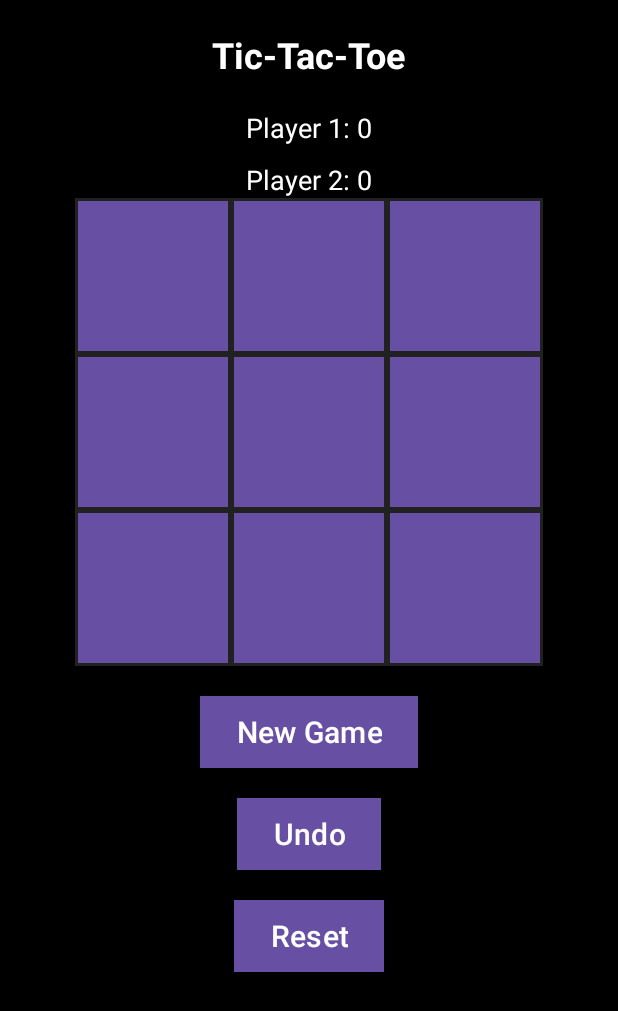
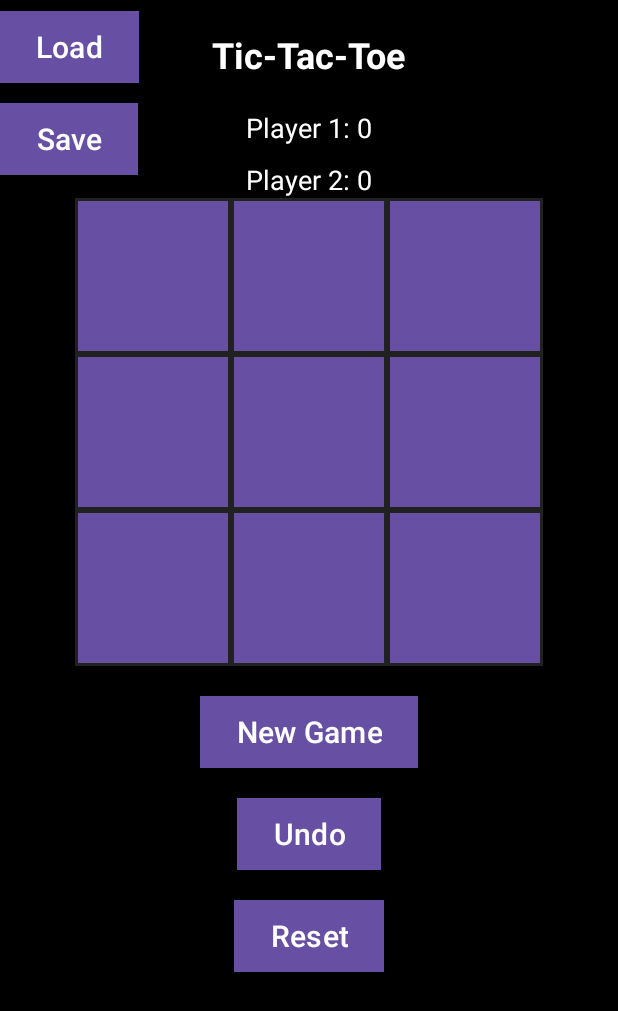
Before and after one commit to aqaPayam/mobile-assignments-aqaPayam, an Android app: the GAME screen opened directly, with no data from a screen before it, on a phone screen of 412 x 824 dp. Shown: the top 1011 px of the screen. Run offline under Robolectric (Android 15) with nearby library versions, the phone set to English and light mode, and no system bars.

Commit message:
DB naghess

```diff
--- a/Assignment6/XO/app/src/main/java/com/example/xo/GAME.java
+++ b/Assignment6/XO/app/src/main/java/com/example/xo/GAME.java
@@ -23,10 +23,31 @@ public class GAME extends AppCompatActivity implements View.OnClickListener {
     private boolean lastWinnerPlayer2;
     private final Stack<Button> moveStack = new Stack<>();
 
+
+
+
     @Override
     protected void onCreate(Bundle savedInstanceState) {
         super.onCreate(savedInstanceState);
         setContentView(R.layout.game);
+
+
+        // Find the Save and Load buttons and set their onClick listeners
+        Button saveButton = findViewById(R.id.saveButton);
+        Button loadButton = findViewById(R.id.loadButton);
+        saveButton.setOnClickListener(new View.OnClickListener() {
+            @Override
+            public void onClick(View v) {
+                saveGame();
+            }
+        });
+        loadButton.setOnClickListener(new View.OnClickListener() {
+            @Override
+            public void onClick(View v) {
+                loadGame();
+            }
+        });
+
 
         // Find and set onClickListener for each button
         for (int i = 0; i < 3; i++) {
@@ -213,4 +234,18 @@ public class GAME extends AppCompatActivity implements View.OnClickListener {
             Toast.makeText(this, "Finish the current game before starting a new one!", Toast.LENGTH_SHORT).show();
         }
     }
+
+    private void saveGame() {
+      //TODO
+        Toast.makeText(this, "Game saved!", Toast.LENGTH_SHORT).show();
+    }
+
+    // Implement the loadGame() method
+    private void loadGame() {
+       //TODO
+        Toast.makeText(this, "Game loaded!", Toast.LENGTH_SHORT).show();
+    }
+
+
+
 }
--- a/Assignment6/XO/app/src/main/res/layout/game.xml
+++ b/Assignment6/XO/app/src/main/res/layout/game.xml
@@ -3,6 +3,34 @@
     android:layout_width="match_parent"
     android:layout_height="match_parent"
     android:background="#000000">
+
+
+    <!-- Save Button -->
+
+
+    <Button
+        android:id="@+id/loadButton"
+        android:layout_width="wrap_content"
+        android:layout_height="wrap_content"
+        android:layout_alignParentTop="true"
+        android:layout_marginTop="7dp"
+        android:background="#4CAF50"
+        android:onClick="loadGame"
+        android:text="Load"
+        android:textColor="#FFFFFF"
+        android:textSize="20sp" />
+
+    <Button
+        android:id="@+id/saveButton"
+        android:layout_width="wrap_content"
+        android:layout_height="wrap_content"
+        android:layout_below="@id/loadButton"
+        android:layout_marginTop="13dp"
+        android:background="#4CAF50"
+        android:onClick="saveGame"
+        android:text="Save"
+        android:textColor="#FFFFFF"
+        android:textSize="20sp" />
 
     <TextView
         android:id="@+id/textView"
```
